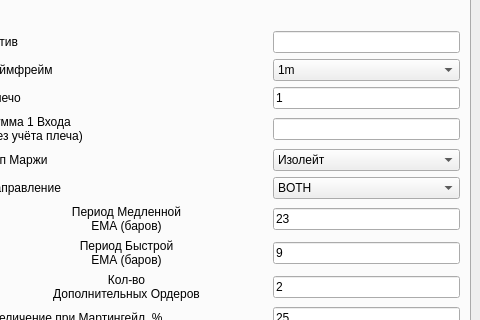
Before: the Qt Designer form form.ui in WonniPooh/ema_mart_strat, drawn with Qt 5; both pictures show x 515 to 995 and y 237 to 557 of the 995 by 894 pixel window.
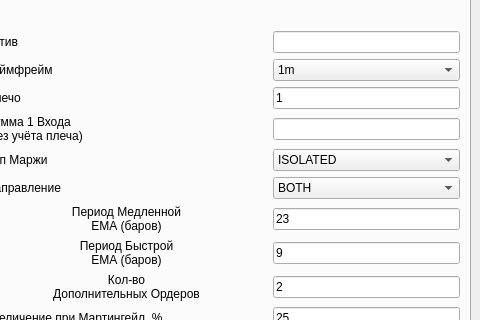
After: the same form once the commit is applied. The open tabs and pages were chosen to show the change.

```diff
--- a/form.ui
+++ b/form.ui
@@ -222,7 +222,7 @@
            <widget class="QComboBox" name="margin_type_input">
             <item>
              <property name="text">
-              <string>Изолейт</string>
+              <string>ISOLATED</string>
              </property>
             </item>
             <item>
```
Left out of the diff: 4 changed lines with no effect on the pictures.
